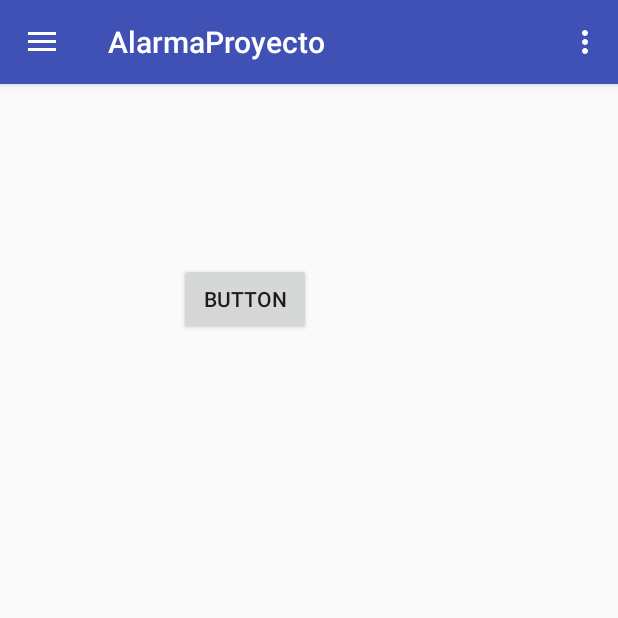
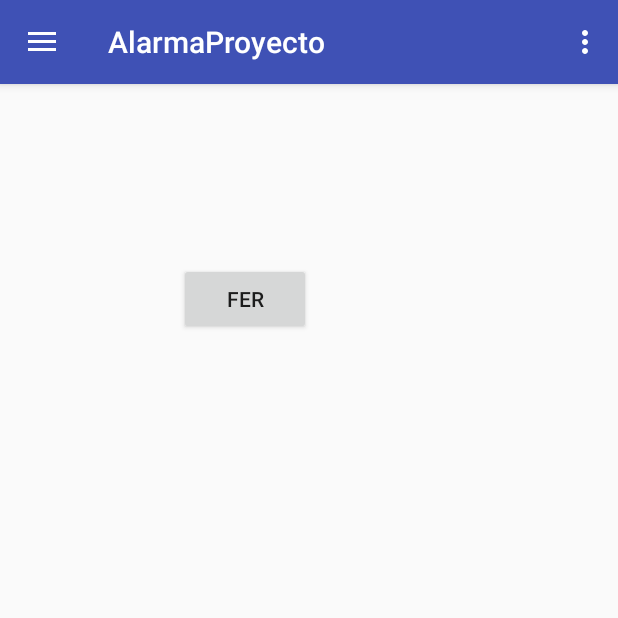
Before and after one commit to FerDev97/AlarmaProyecto, an Android app: the screen it shows after launch (MainActivity), on a phone screen of 412 x 824 dp, the top half of it. Run offline under Robolectric (Android 15) with nearby library versions, the light colour scheme and no system bars.

Commit message:
Prueba fer

```diff
--- a/app/src/main/res/layout/content_main.xml
+++ b/app/src/main/res/layout/content_main.xml
@@ -16,5 +16,5 @@
         android:layout_alignParentTop="true"
         android:layout_marginStart="119dp"
         android:layout_marginTop="119dp"
-        android:text="Button" />
+        android:text="fer" />
 </RelativeLayout>
```
